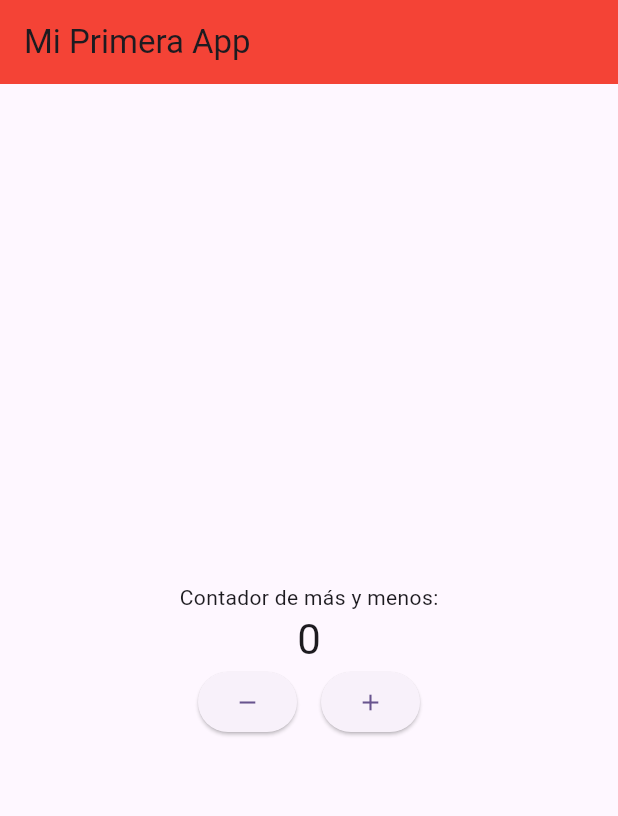
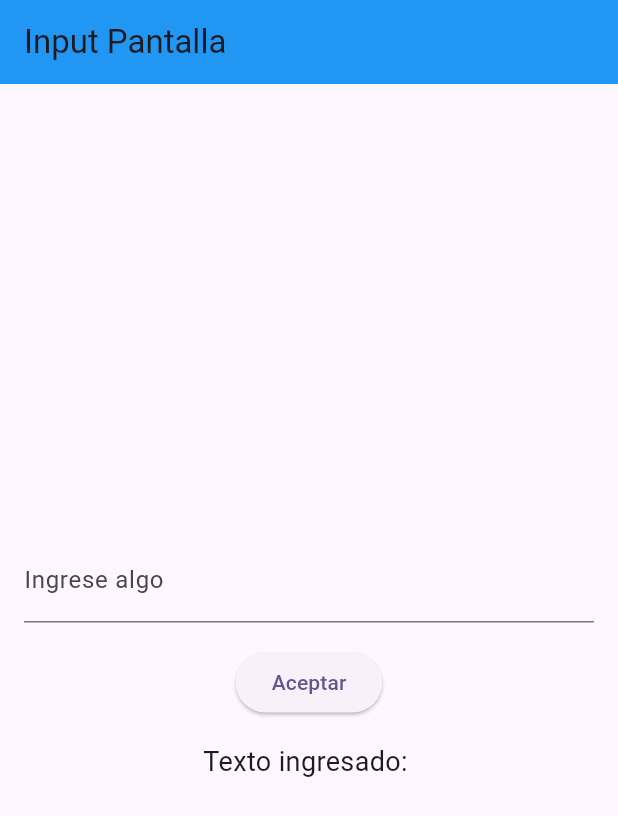
Before and after one commit to davidfer1112/practica_flutter, a Flutter app: the screen it shows after launch, on a phone screen of 412 x 824 dp. Shown: the top 816 px of the screen. Run offline on Flutter 3.47's test engine with Material 2 defaults, Android fonts, the phone set to English and light mode, and no system bars.

Commit message:
Feature: TextField y controller

```diff
--- /dev/null
+++ b/lib/input_screen.dart
@@ -0,0 +1,62 @@
+// input_screen.dart
+import 'package:flutter/material.dart';
+
+class InputScreen extends StatefulWidget {
+  const InputScreen({Key? key}) : super(key: key);
+
+  @override
+  _InputScreenState createState() => _InputScreenState();
+}
+
+class _InputScreenState extends State<InputScreen> {
+  late TextEditingController inputController;
+  String textoIngresado = ''; // Variable para almacenar el texto ingresado
+
+  @override
+  void initState() {
+    inputController = TextEditingController();
+    super.initState();
+  }
+
+  @override
+  Widget build(BuildContext context) {
+    return Scaffold(
+      appBar: AppBar(
+        backgroundColor: Colors.blue,
+        title: Text('Input Pantalla'),
+      ),
+      body: Center(
+        child: Padding(
+          padding: const EdgeInsets.all(16.0),
+          child: Column(
+            mainAxisAlignment: MainAxisAlignment.center,
+            children: <Widget>[
+              TextField(
+                controller: inputController,
+                decoration: InputDecoration(
+                  labelText: 'Ingrese algo',
+                ),
+              ),
+              SizedBox(height: 16),
+              ElevatedButton(
+                onPressed: () {
+                  // Actualizar el texto cuando se presiona el botón "Aceptar"
+                  setState(() {
+                    textoIngresado = inputController.text;
+                  });
+                },
+                child: Text('Aceptar'),
+              ),
+              SizedBox(height: 16),
+              // Mostrar el texto ingresado debajo del botón
+              Text(
+                'Texto ingresado: $textoIngresado',
+                style: TextStyle(fontSize: 18),
+              ),
+            ],
+          ),
+        ),
+      ),
+    );
+  }
+}
--- a/lib/my_app.dart
+++ b/lib/my_app.dart
@@ -1,6 +1,7 @@
 // my_app.dart
 import 'package:flutter/material.dart';
 import 'my_home_page.dart';  // Importa la clase MyHomePage desde otro archivo
+import 'input_screen.dart';  // Importa la clase InputScreen desde otro archivo
 
 class MyApp extends StatelessWidget {
   const MyApp({super.key});
@@ -13,7 +14,8 @@ class MyApp extends StatelessWidget {
         colorScheme: ColorScheme.fromSeed(seedColor: Colors.deepPurple),
         useMaterial3: true,
       ),
-      home: const MyHomePage(title: 'Flutter Demo Home Page'),
+      // home: const MyHomePage(title: 'Flutter Demo Home Page'),
+      home: const InputScreen(),
     );
   }
 }
--- a/lib/my_home_page.dart
+++ b/lib/my_home_page.dart
@@ -23,6 +23,14 @@ class _MyHomePageState extends State<MyHomePage> {
     setState(() {
       _counter--;
     });
+  }
+
+  late TextEditingController controller;
+
+  @override
+  void initState() {
+    controller = TextEditingController();
+    super.initState();
   }
 
   @override
```
